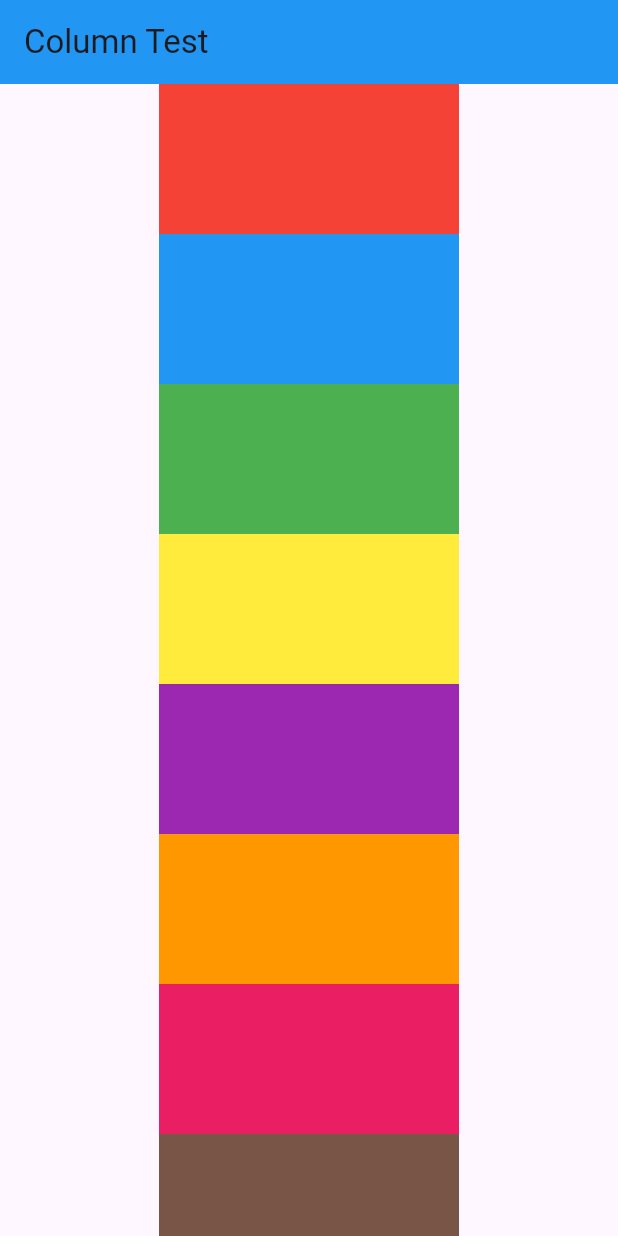
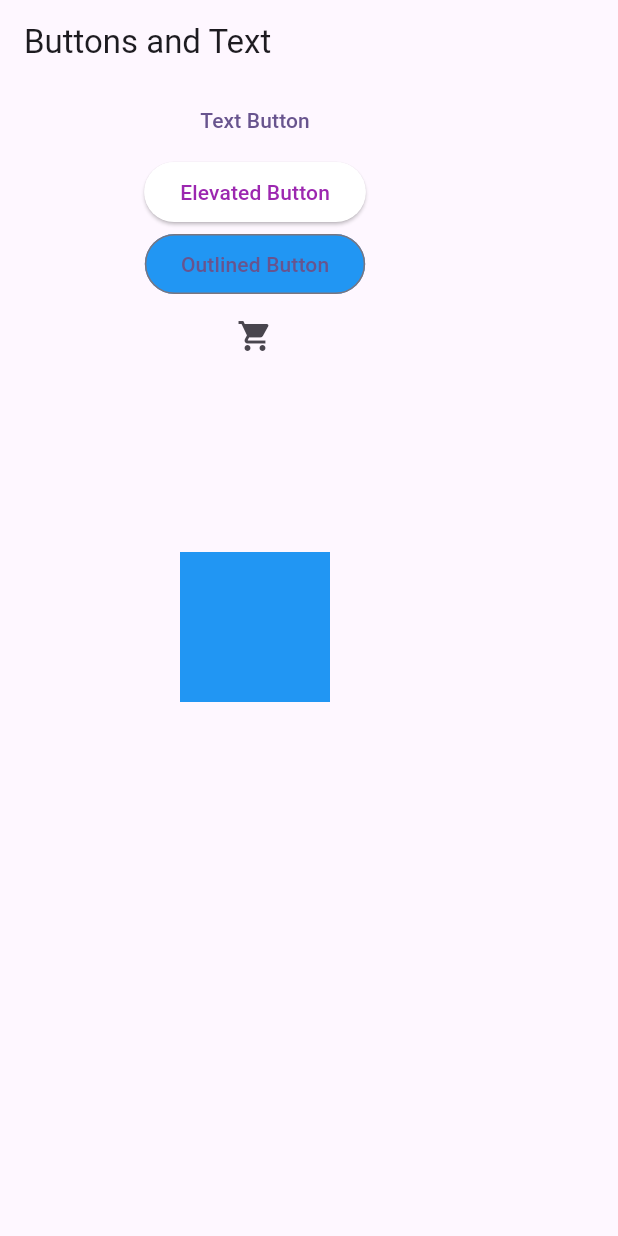
Before and after one commit to AhmedAdel1997/course, a Flutter app: the screen it shows after launch, on a phone screen of 412 x 824 dp. Run offline on Flutter 3.47's test engine with Material 3 defaults, Android fonts, the phone set to English and light mode, and no system bars.

Commit message:
continue ui

```diff
--- a/lib/main.dart
+++ b/lib/main.dart
@@ -1,6 +1,6 @@
 import 'package:flutter/material.dart';
 
-import 'ui/column_test.dart';
+import 'ui/buttons_text.dart';
 
 void main() {
   //entry point for dart
@@ -19,7 +19,7 @@ class MyApp extends StatelessWidget {
         colorScheme: ColorScheme.fromSeed(seedColor: Colors.deepPurple),
       ),
       debugShowCheckedModeBanner: false,
-      home: const ColumnTest(),
+      home: const ButtonsText(),
     );
   }
 }
--- /dev/null
+++ b/lib/ui/buttons_text.dart
@@ -0,0 +1,51 @@
+import 'dart:developer';
+
+import 'package:flutter/material.dart';
+
+class ButtonsText extends StatelessWidget {
+  const ButtonsText({super.key});
+
+  @override
+  Widget build(BuildContext context) {
+    return Scaffold(
+      appBar: AppBar(title: Text('Buttons and Text')),
+      body: Column(
+        children: [
+          TextButton(onPressed: () {}, child: Text('Text Button')),
+          ElevatedButton(
+            onPressed: () {},
+            style: ButtonStyle(
+              backgroundColor: WidgetStateProperty.all(Colors.white),
+            ),
+            child: Text(
+              'Elevated Button',
+              style: TextStyle(color: Colors.purple),
+            ),
+          ),
+          OutlinedButton(
+            onPressed: () {},
+            style: OutlinedButton.styleFrom(backgroundColor: Colors.blue),
+            child: Text('Outlined Button'),
+          ),
+          IconButton(onPressed: () {}, icon: Icon(Icons.shopping_cart)),
+
+          Padding(
+            padding: const EdgeInsets.all(100),
+            child: InkWell(
+              highlightColor: Colors.grey,
+
+              borderRadius: BorderRadius.circular(10),
+              onTap: () {
+                log('inner container is pressed');
+              },
+              child: Padding(
+                padding: const EdgeInsets.all(20.0),
+                child: Container(width: 100, height: 100, color: Colors.blue),
+              ),
+            ),
+          ),
+        ],
+      ),
+    );
+  }
+}
--- a/lib/ui/column_test.dart
+++ b/lib/ui/column_test.dart
@@ -9,7 +9,6 @@ class ColumnTest extends StatelessWidget {
       appBar: AppBar(title: Text('Column Test'), backgroundColor: Colors.blue),
       body: SizedBox(
         width: double.infinity,
-
         child: SingleChildScrollView(
           child: Column(
             crossAxisAlignment: CrossAxisAlignment.center,
--- a/lib/ui/row_test.dart
+++ b/lib/ui/row_test.dart
@@ -25,7 +25,9 @@ class RowTest extends StatelessWidget {
       //     ],
       //   ),
       // ),
-      body: Row(
+      body: SingleChildScrollView(
+        scrollDirection: Axis.horizontal,
+        child: Row(
           children: [
             Container(height: 100, width: 50, color: Colors.red),
             Expanded(
@@ -33,6 +35,7 @@ class RowTest extends StatelessWidget {
             ),
             Container(height: 100, width: 50, color: Colors.green),
           ],
+        ),
       ),
       // body: Wrap(
       //   spacing: 10,
```
Also changed, not shown: lib/ui/gridview_test.dart (added, +51 -0 lines), lib/ui/listview_test.dart (added, +66 -0 lines), lib/ui/mixed_test.dart (added, +59 -0 lines), lib/ui/stack_test.dart (added, +27 -0 lines), lib/ui/text_filed_test.dart (added, +182 -0 lines), pubspec.lock. Lines whose indentation alone changed are shown as unchanged.
